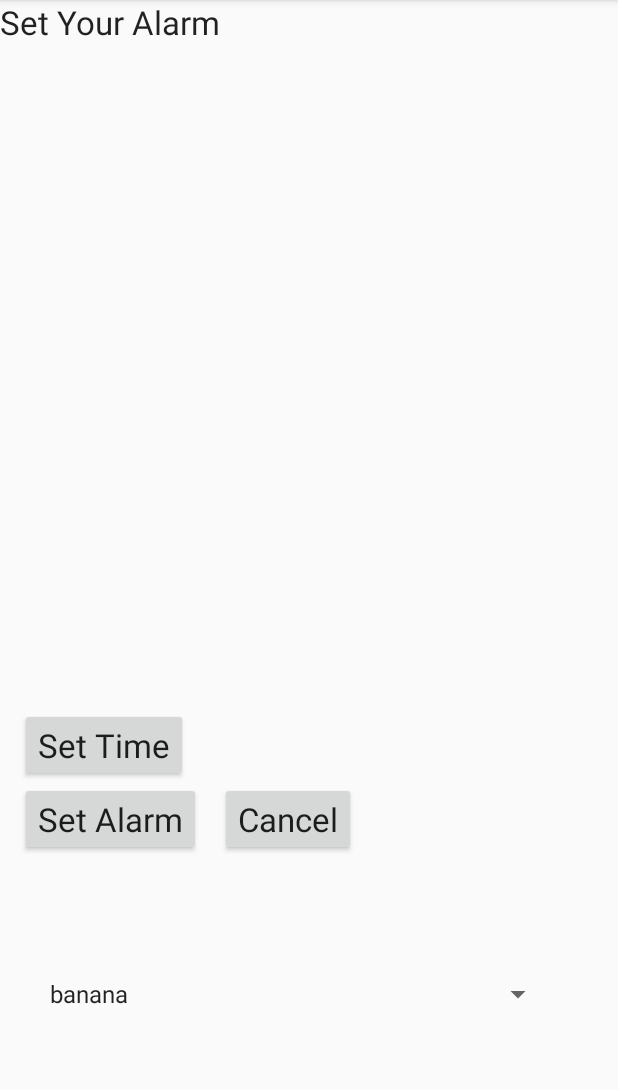
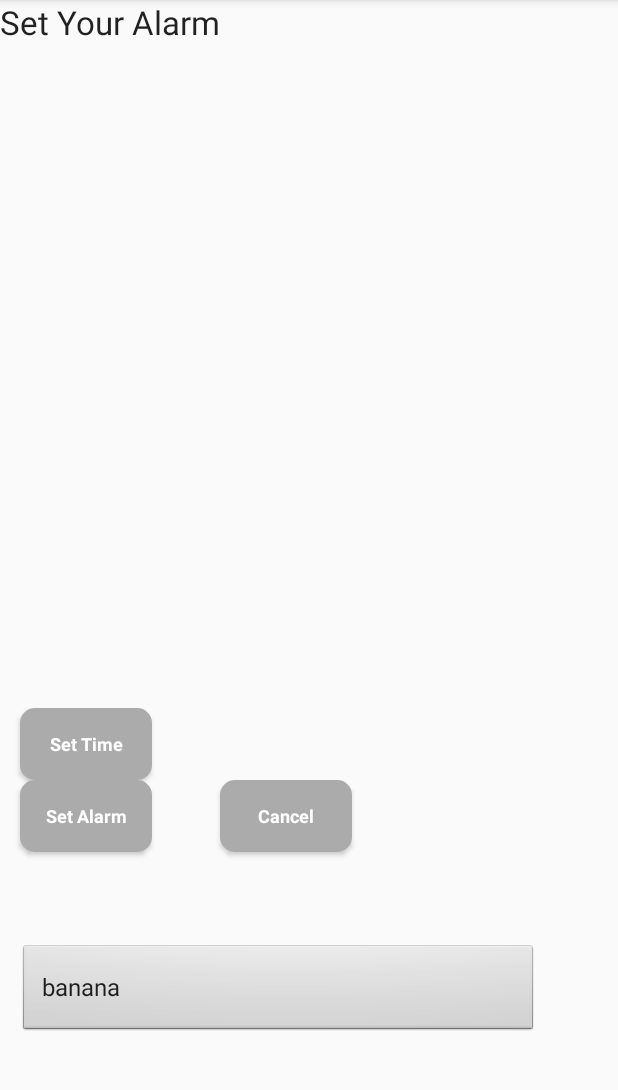
Before and after one commit to ricecakemonster/moivo, an Android app: the screen it shows after launch (MainActivity), on a phone screen of 412 x 824 dp, the part 84-1174 px from its top. Run offline under Robolectric (Android 15) with nearby library versions, the phone set to English and light mode, and no system bars.

Commit message:
changing views for alarm working

```diff
--- a/app/build.gradle
+++ b/app/build.gradle
@@ -26,5 +26,6 @@ dependencies {
     })
     compile 'com.android.support:appcompat-v7:26.+'
     compile 'com.android.support.constraint:constraint-layout:1.0.2'
+    compile 'com.android.support:support-v4:26.+'
     testCompile 'junit:junit:4.12'
 }
--- a/app/src/main/java/com/example/hyunji/moivo/AlarmSoundService.java
+++ b/app/src/main/java/com/example/hyunji/moivo/AlarmSoundService.java
@@ -63,6 +63,8 @@ public class AlarmSoundService extends Service {
 
         //set up an intent that goes to the Main Activity
         Intent intentMainActivity = new Intent(this.getApplicationContext(), PopUp.class);
+        intentMainActivity.putExtra("text", "Turn off Alarm \n and \n Show me the Weather");
+
 
         //set up a pending intent (wait till the alarm goes off)
         PendingIntent pendingIntentMainActivity = PendingIntent.getActivity(this, 0, intentMainActivity, 0);
--- a/app/src/main/java/com/example/hyunji/moivo/MainActivity.java
+++ b/app/src/main/java/com/example/hyunji/moivo/MainActivity.java
@@ -67,7 +67,7 @@ public class MainActivity extends AppCompatActivity {
 
         myCal = Calendar.getInstance();
 
-        Button setTime = (Button) findViewById(R.id.setTime);
+        Button setTime = (Button) findViewById(R.id.turnOffAlarm);
 
         setTime.setOnClickListener(new View.OnClickListener() {
             @Override
@@ -96,6 +96,9 @@ public class MainActivity extends AppCompatActivity {
 
         final Intent myIntent = new Intent(MainActivity.this, AlarmReceiver.class);
 
+        final Intent changeViewIntent = new Intent(MainActivity.this, PopUp.class);
+
+
         Button alarmOn = (Button) findViewById(R.id.alarmOn);
 
         alarmOn.setOnClickListener(new View.OnClickListener(){
@@ -118,6 +121,12 @@ public class MainActivity extends AppCompatActivity {
 
                 alarmManager.set(AlarmManager.RTC_WAKEUP, myCal.getTimeInMillis(), pendingIntent);
 
+                changeViewIntent.putExtra("text", "Alarm is set. \n Do you want to cancel?");
+                Log.e("before staring new Intent", "working");
+                startActivityForResult(changeViewIntent, 100);
+                Log.e("after starting new Intent", "working");
+
+
             }
         });
 
@@ -126,7 +135,10 @@ public class MainActivity extends AppCompatActivity {
         cancelAlarm.setOnClickListener(new View.OnClickListener() {
             @Override
             public void onClick(View view) {
-                alarmManager.cancel(pendingIntent);
+
+                if (alarmManager!= null) {
+                    alarmManager.cancel(pendingIntent);
+                }
                 showTime("Alarm Canceled for ");
             }
         });
--- /dev/null
+++ b/app/src/main/res/drawable/rectangle.xml
@@ -0,0 +1,22 @@
+<?xml version="1.0" encoding="utf-8"?>
+
+<selector xmlns:android="http://schemas.android.com/apk/res/android">
+    <item>
+        <!--<shape>-->
+            <!--<gradient android:startColor="#449def" android:endColor="#2f6699" android:angle="270" />-->
+            <!--<stroke   android:width="1px"          android:color="#000000" />-->
+            <!--<corners android:bottomLeftRadius="0dp"-->
+                <!--android:bottomRightRadius="0dp"-->
+                <!--android:topLeftRadius="8dp"-->
+                <!--android:topRightRadius="8dp"/>-->
+            <!--<padding  android:left="10dp"  android:top="10dp" android:right="10dp" android:bottom="10dp" />-->
+        <!--</shape>-->
+
+        <shape
+            android:shape="rectangle"
+            android:padding="10dp">
+            <solid android:color="#ABABAB"/>
+            <corners android:radius="10dp"/>
+        </shape>
+    </item>
+</selector>
--- a/app/src/main/res/layout/activity_main.xml
+++ b/app/src/main/res/layout/activity_main.xml
@@ -19,16 +19,20 @@
         android:layout_marginStart="13dp"
         android:onClick=""
         android:text="Set Alarm"
+        android:background="@drawable/rectangle"
+        style="@style/buttonStyle"
         android:textAppearance="?android:attr/textAppearanceLarge"
         app:layout_constraintHorizontal_bias="0.0"
         app:layout_constraintLeft_toLeftOf="parent"
-        app:layout_constraintRight_toLeftOf="@+id/setTime" />
+        app:layout_constraintRight_toLeftOf="@+id/turnOffAlarm" />
 
     <Button
-        android:id="@+id/setTime"
+        android:id="@+id/turnOffAlarm"
         android:layout_width="wrap_content"
         android:layout_height="wrap_content"
         android:text="Set Time"
+        android:background="@drawable/rectangle"
+        style="@style/buttonStyle"
         android:textAppearance="?android:attr/textAppearanceLarge"
         app:layout_constraintTop_toBottomOf="@+id/alarmOn"
         tools:layout_editor_absoluteX="179dp"
@@ -41,6 +45,8 @@
         android:layout_width="wrap_content"
         android:layout_height="wrap_content"
         android:text="Cancel"
+        android:background="@drawable/rectangle"
+        style="@style/buttonStyle"
         android:textAppearance="?android:attr/textAppearanceLarge"
         app:layout_constraintTop_toBottomOf="@+id/alarmOn"
         tools:layout_editor_absoluteX="179dp"
@@ -56,20 +62,19 @@
         android:text="Set Your Alarm"
         android:textAppearance="?android:attr/textAppearanceLarge"
         tools:layout_editor_absoluteX="6dp"
-        app:layout_constraintTop_toBottomOf="@+id/setTime" />
+        app:layout_constraintTop_toBottomOf="@+id/turnOffAlarm" />
 
     <Spinner
         android:id="@+id/spinner"
+        style="@style/buttonStyle"
         android:layout_width="344dp"
         android:layout_height="60dp"
         android:entries="@array/alarmSounds"
         tools:layout_editor_absoluteX="8dp"
+        android:layout_marginBottom="78dp"
         android:layout_alignParentBottom="true"
         android:layout_alignLeft="@+id/alarmOn"
-        android:layout_alignStart="@+id/alarmOn"
-        android:layout_marginLeft="12dp"
-        android:layout_marginStart="12dp"
-        android:layout_marginBottom="75dp" />
+        android:layout_alignStart="@+id/alarmOn" />
 
 
 </RelativeLayout>
--- a/app/src/main/res/values/colors.xml
+++ b/app/src/main/res/values/colors.xml
@@ -3,4 +3,6 @@
     <color name="colorPrimary">#3F51B5</color>
     <color name="colorPrimaryDark">#303F9F</color>
     <color name="colorAccent">#FF4081</color>
+
+    <color name="black_overlay">#66000000</color>
 </resources>
--- a/app/src/main/res/values/strings.xml
+++ b/app/src/main/res/values/strings.xml
@@ -9,4 +9,8 @@
         <item>minion</item>
     </string-array>
 
+    <string name="title_activity_weather">Weather</string>
+    <string name="dummy_button">Dummy Button</string>
+    <string name="dummy_content">DUMMY\nCONTENT</string>
+
 </resources>
--- a/app/src/main/res/values/styles.xml
+++ b/app/src/main/res/values/styles.xml
@@ -13,4 +13,27 @@
         <item name="android:windowSwipeToDismiss">true</item>
     </style>
 
+    <style name="FullscreenTheme" parent="AppTheme">
+        <item name="android:actionBarStyle">@style/FullscreenActionBarStyle</item>
+        <item name="android:windowActionBarOverlay">true</item>
+        <item name="android:windowBackground">@null</item>
+        <item name="metaButtonBarStyle">?android:attr/buttonBarStyle</item>
+        <item name="metaButtonBarButtonStyle">?android:attr/buttonBarButtonStyle</item>
+    </style>
+
+    <style name="FullscreenActionBarStyle" parent="Widget.AppCompat.ActionBar">
+        <item name="android:background">@color/black_overlay</item>
+    </style>
+
+    <style name="TimePickerDialogStyle" parent="Theme.AppCompat.Light.Dialog.Alert">
+        <item name="colorControlActivated">@color/black_overlay</item>
+        <item name="colorAccent">@color/black_overlay</item>
+    </style>
+
+    <style name="buttonStyle" parent="@android:style/Widget.Button.Small">
+        <item name="android:textColor">#FFFFFF</item>
+        <item name="android:textSize">12sp</item>
+        <item name="android:textStyle">bold</item>
+    </style>
+
 </resources>
```
Also changed, not shown: app/src/main/AndroidManifest.xml (+23 -13 lines), app/src/main/java/com/example/hyunji/moivo/AlarmBootReceiver.java (added, +18 -0 lines), app/src/main/java/com/example/hyunji/moivo/PopUp.java (+41 -7 lines), app/src/main/java/com/example/hyunji/moivo/Weather.java (added, +163 -0 lines), app/src/main/res/layout/activity_weather.xml (added, +50 -0 lines), app/src/main/res/layout/popup.xml (+19 -9 lines), app/src/main/res/values/attrs.xml (added, +12 -0 lines), 1 other file.
